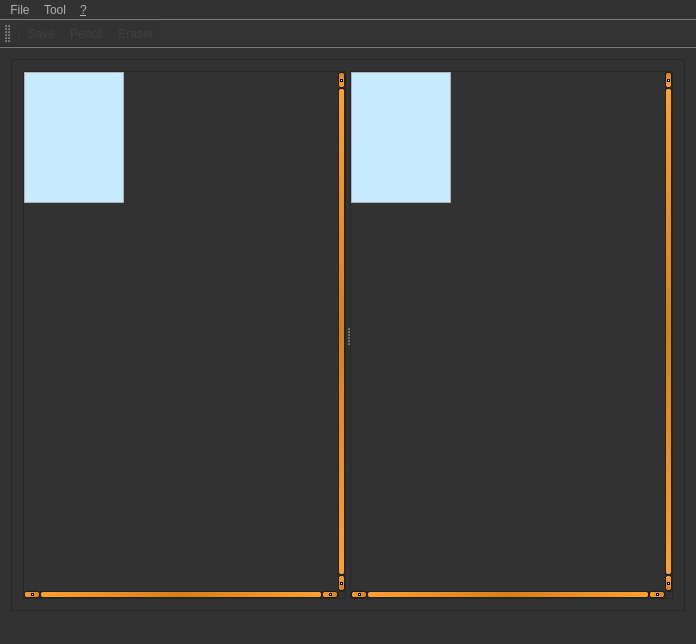
Old version of the form mainwindow.ui in the repository Thejuster/Mappy.
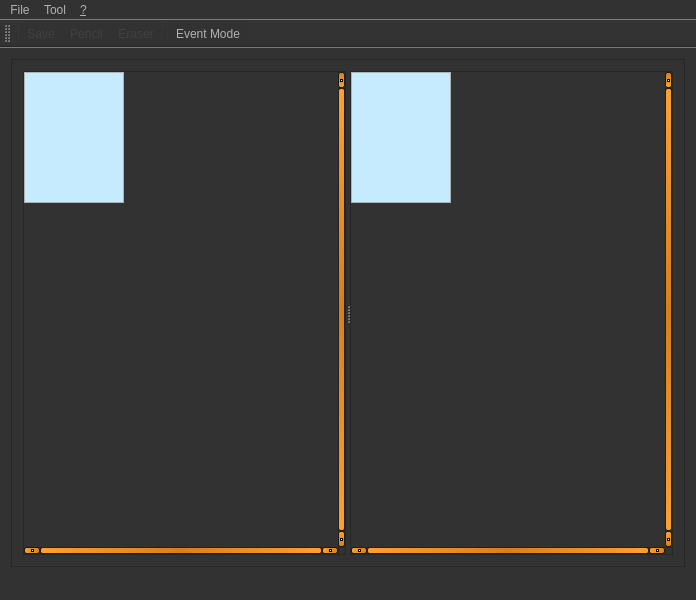
New version of the form. Icons and pictures are not drawn. Custom widgets are drawn as their Qt base class.

```diff
--- a/mainwindow.ui
+++ b/mainwindow.ui
@@ -7,7 +7,7 @@
     <x>0</x>
     <y>0</y>
     <width>696</width>
-    <height>644</height>
+    <height>600</height>
    </rect>
   </property>
   <property name="windowTitle">
@@ -515,7 +515,7 @@
                <x>0</x>
                <y>0</y>
                <width>317</width>
-               <height>519</height>
+               <height>475</height>
               </rect>
              </property>
              <widget class="Tileset" name="tileset">
@@ -576,7 +576,7 @@
                <x>0</x>
                <y>0</y>
                <width>316</width>
-               <height>519</height>
+               <height>475</height>
               </rect>
              </property>
              <widget class="mapeditor" name="maps">
@@ -676,6 +676,8 @@
    <addaction name="actionSave"/>
    <addaction name="actionPencil"/>
    <addaction name="actionEraser"/>
+   <addaction name="separator"/>
+   <addaction name="actionEventMode"/>
   </widget>
   <widget class="QStatusBar" name="statusBar"/>
   <action name="action_New_Map">
@@ -759,6 +761,14 @@
     <string>Export to JSON</string>
    </property>
   </action>
+  <action name="actionEventMode">
+   <property name="checkable">
+    <bool>true</bool>
+   </property>
+   <property name="text">
+    <string>Event Mode</string>
+   </property>
+  </action>
  </widget>
  <layoutdefault spacing="6" margin="11"/>
  <customwidgets>
```
Left out of the diff: 12 changed lines with no effect on the pictures.
